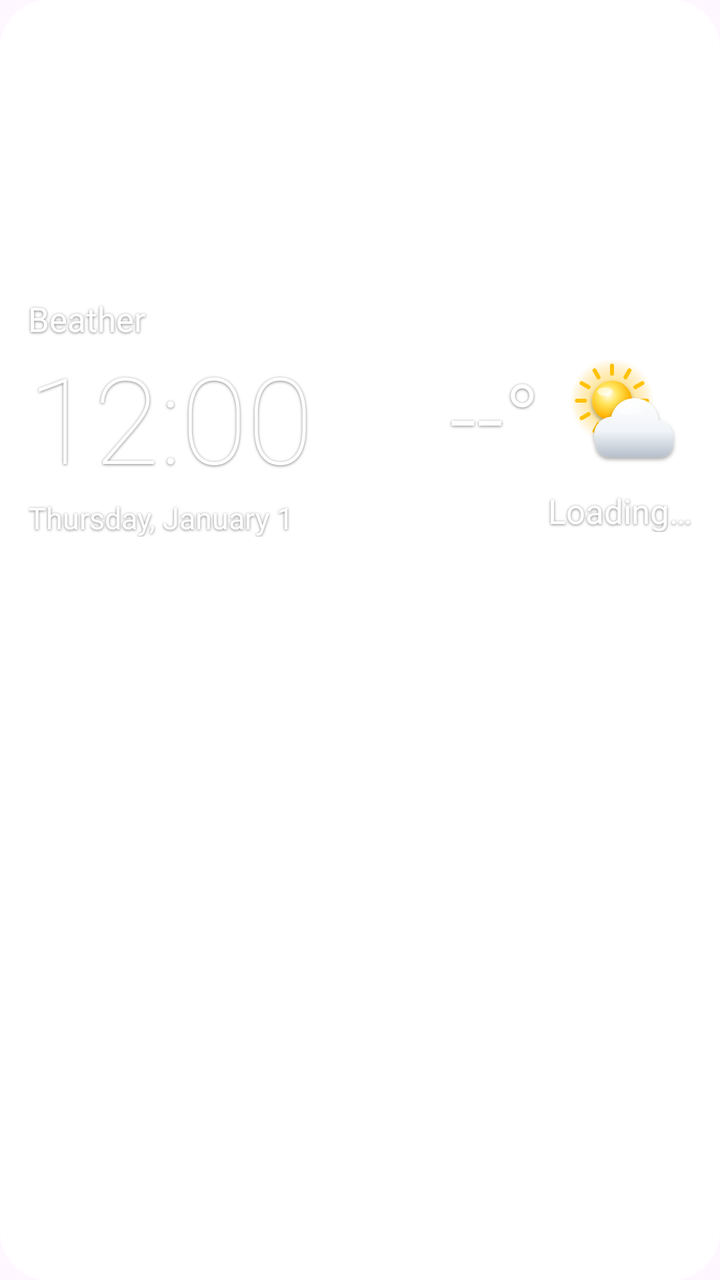
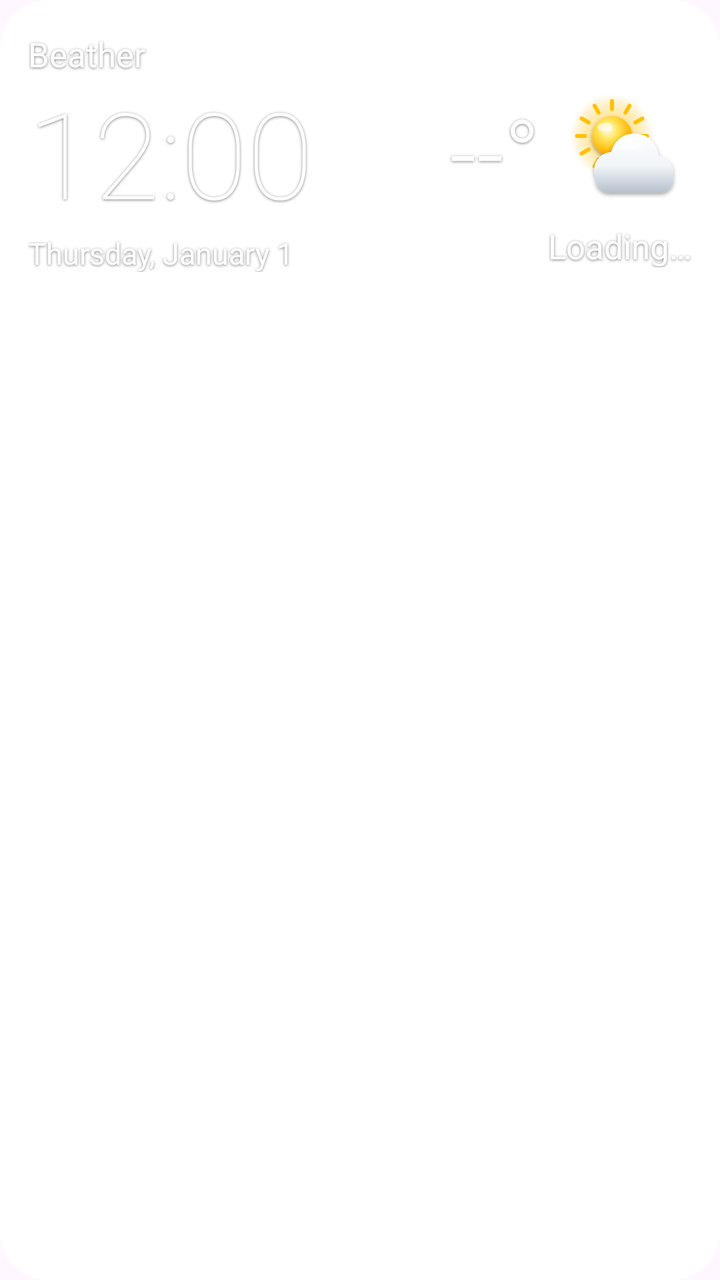

The first picture is an Android layout as it rendered before a commit; the second is the same layout after the commit. The layout source and the unified diff follow.
<!-- AndroidManifest.xml: application theme Theme.Beather -->
<!-- res/layout/widget_main.xml -->
<?xml version="1.0" encoding="utf-8"?>
<FrameLayout xmlns:android="http://schemas.android.com/apk/res/android"
    android:id="@+id/root"
    android:layout_width="match_parent"
    android:layout_height="match_parent">
    <ImageView
        android:id="@+id/bg"
        android:layout_width="match_parent"
        android:layout_height="match_parent"
        android:scaleType="fitXY"
        android:src="@drawable/bg_solid_r24"
        android:contentDescription="@null" />
    <LinearLayout
        android:id="@+id/content"
        android:layout_width="match_parent"
        android:layout_height="wrap_content"
        android:layout_gravity="center_vertical"
        android:orientation="vertical"
        android:padding="14dp">
        <LinearLayout android:id="@+id/header" android:layout_width="match_parent" android:layout_height="wrap_content"
            android:gravity="center_vertical" android:orientation="horizontal">
            <TextView android:id="@+id/loc_name" android:layout_height="wrap_content" android:text="@string/app_name" android:textColor="#FFFFFF" android:textSize="17sp" android:includeFontPadding="false" android:shadowColor="#80000000" android:shadowDy="1" android:shadowRadius="3" android:layout_width="0dp" android:layout_weight="1" android:maxLines="1" android:ellipsize="end"/>
            <LinearLayout android:id="@+id/alarm_group" android:layout_width="wrap_content" android:layout_height="wrap_content"
                android:gravity="center_vertical" android:orientation="horizontal" android:visibility="gone">
                <ImageView android:id="@+id/alarm_icon" android:layout_width="16dp" android:layout_height="16dp" android:scaleType="fitCenter" android:contentDescription="@null" android:src="@drawable/ic_alarm" android:layout_marginEnd="6dp"/>
                <TextView android:id="@+id/alarm_text" android:layout_width="wrap_content" android:layout_height="wrap_content" android:text="" android:textColor="#FFFFFF" android:textSize="15sp" android:includeFontPadding="false" android:shadowColor="#80000000" android:shadowDy="1" android:shadowRadius="3" />
            </LinearLayout>
            <TextView android:id="@+id/updated" android:layout_width="wrap_content" android:layout_height="wrap_content" android:text="" android:textSize="11sp" android:includeFontPadding="false" android:shadowColor="#80000000" android:shadowDy="1" android:shadowRadius="3" android:layout_marginStart="8dp" android:textColor="#B3FFFFFF"/>
            <ImageView android:id="@+id/refresh" android:layout_width="28dp" android:layout_height="28dp" android:scaleType="fitCenter" android:contentDescription="@null" android:padding="5dp" android:src="@drawable/ic_refresh"/>
        </LinearLayout>

        <LinearLayout android:id="@+id/cal_g_row" android:layout_width="match_parent" android:layout_height="wrap_content"
            android:layout_marginTop="3dp" android:gravity="center_vertical" android:orientation="horizontal" android:visibility="gone">
            <ImageView android:id="@+id/cal_g_icon" android:layout_width="15dp" android:layout_height="15dp" android:scaleType="fitCenter" android:contentDescription="@null" android:src="@drawable/ic_event" android:layout_marginEnd="7dp"/>
            <TextView android:id="@+id/cal_g_text" android:layout_height="wrap_content" android:text="" android:textColor="#FFFFFF" android:textSize="15sp" android:includeFontPadding="false" android:shadowColor="#80000000" android:shadowDy="1" android:shadowRadius="3" android:layout_width="0dp" android:layout_weight="1" android:maxLines="1" android:ellipsize="end"/>
        </LinearLayout>

        <LinearLayout android:id="@+id/cal_o_row" android:layout_width="match_parent" android:layout_height="wrap_content"
            android:layout_marginTop="3dp" android:gravity="center_vertical" android:orientation="horizontal" android:visibility="gone">
            <ImageView android:id="@+id/cal_o_icon" android:layout_width="15dp" android:layout_height="15dp" android:scaleType="fitCenter" android:contentDescription="@null" android:src="@drawable/ic_event" android:layout_marginEnd="7dp"/>
            <TextView android:id="@+id/cal_o_text" android:layout_height="wrap_content" android:text="" android:textColor="#FFFFFF" android:textSize="15sp" android:includeFontPadding="false" android:shadowColor="#80000000" android:shadowDy="1" android:shadowRadius="3" android:layout_width="0dp" android:layout_weight="1" android:maxLines="1" android:ellipsize="end"/>
        </LinearLayout>

        <LinearLayout android:id="@+id/main_row" android:layout_width="match_parent" android:layout_height="wrap_content"
            android:layout_marginTop="2dp" android:gravity="center_vertical" android:orientation="horizontal">
            <LinearLayout android:id="@+id/clock_group" android:layout_width="0dp" android:layout_height="wrap_content"
                android:layout_weight="1" android:orientation="vertical">
                <TextClock android:id="@+id/clock_0" android:layout_width="wrap_content" android:layout_height="wrap_content"
            android:format12Hour="h:mm" android:format24Hour="H:mm" android:fontFamily="sans-serif-thin" android:includeFontPadding="false"
            android:textColor="#FFFFFF" android:textSize="60sp" android:shadowColor="#80000000" android:shadowDy="1" android:shadowRadius="3" android:visibility="visible"/>
                <TextClock android:id="@+id/clock_1" android:layout_width="wrap_content" android:layout_height="wrap_content"
            android:format12Hour="h:mm" android:format24Hour="H:mm" android:fontFamily="sans-serif-light" android:includeFontPadding="false"
            android:textColor="#FFFFFF" android:textSize="60sp" android:shadowColor="#80000000" android:shadowDy="1" android:shadowRadius="3" android:visibility="gone"/>
                <TextClock android:id="@+id/clock_2" android:layout_width="wrap_content" android:layout_height="wrap_content"
            android:format12Hour="h:mm" android:format24Hour="H:mm" android:fontFamily="sans-serif" android:includeFontPadding="false"
            android:textColor="#FFFFFF" android:textSize="60sp" android:shadowColor="#80000000" android:shadowDy="1" android:shadowRadius="3" android:visibility="gone"/>
                <TextClock android:id="@+id/clock_3" android:layout_width="wrap_content" android:layout_height="wrap_content"
            android:format12Hour="h:mm" android:format24Hour="H:mm" android:fontFamily="sans-serif-medium" android:includeFontPadding="false"
            android:textColor="#FFFFFF" android:textSize="60sp" android:shadowColor="#80000000" android:shadowDy="1" android:shadowRadius="3" android:visibility="gone"/>
                <TextClock android:id="@+id/date_text" android:layout_width="wrap_content" android:layout_height="wrap_content"
                    android:layout_marginTop="4dp" android:format12Hour="@string/date_format" android:format24Hour="@string/date_format"
                    android:includeFontPadding="false" android:textColor="#FFFFFF" android:textSize="15sp" android:shadowColor="#80000000" android:shadowDy="1" android:shadowRadius="3"/>
            </LinearLayout>
            <LinearLayout android:id="@+id/cur_group" android:layout_width="wrap_content" android:layout_height="wrap_content"
                android:gravity="end" android:orientation="vertical">
                <LinearLayout android:layout_width="wrap_content" android:layout_height="wrap_content"
                    android:gravity="center_vertical" android:orientation="horizontal">
                    <TextView android:id="@+id/cur_temp" android:layout_width="wrap_content" android:layout_height="wrap_content" android:text="--°" android:textColor="#FFFFFF" android:textSize="48sp" android:includeFontPadding="false" android:shadowColor="#80000000" android:shadowDy="1" android:shadowRadius="3" android:fontFamily="sans-serif-light"/>
                    <LinearLayout android:layout_width="wrap_content" android:layout_height="wrap_content"
                        android:layout_marginStart="4dp" android:gravity="end" android:orientation="vertical">
                        <TextView android:id="@+id/cur_max" android:layout_width="wrap_content" android:layout_height="wrap_content" android:text="" android:textColor="#FFFFFF" android:textSize="18sp" android:includeFontPadding="false" android:shadowColor="#80000000" android:shadowDy="1" android:shadowRadius="3" />
                        <TextView android:id="@+id/cur_min" android:layout_width="wrap_content" android:layout_height="wrap_content" android:text="" android:textColor="#FFFFFF" android:textSize="18sp" android:includeFontPadding="false" android:shadowColor="#80000000" android:shadowDy="1" android:shadowRadius="3" android:layout_marginTop="2dp"/>
                    </LinearLayout>
                    <ImageView android:id="@+id/cur_icon" android:layout_width="64dp" android:layout_height="64dp" android:scaleType="fitCenter" android:contentDescription="@null" android:layout_marginStart="8dp" android:src="@drawable/ic_w_partly_day"/>
                </LinearLayout>
                <TextView android:id="@+id/cur_desc" android:layout_width="wrap_content" android:layout_height="wrap_content" android:text="@string/loading" android:textColor="#FFFFFF" android:textSize="17sp" android:includeFontPadding="false" android:shadowColor="#80000000" android:shadowDy="1" android:shadowRadius="3" android:layout_marginTop="4dp" android:maxLines="1" android:ellipsize="end"/>
            </LinearLayout>
        </LinearLayout>

        <TextView android:id="@+id/cur_details" android:layout_width="wrap_content" android:layout_height="wrap_content" android:text="" android:textSize="12sp" android:includeFontPadding="false" android:shadowColor="#80000000" android:shadowDy="1" android:shadowRadius="3" android:layout_marginTop="6dp" android:maxLines="2" android:ellipsize="end" android:textColor="#CCFFFFFF"/>

        <LinearLayout android:id="@+id/hourly_row" android:layout_width="match_parent" android:layout_height="wrap_content"
            android:layout_marginTop="8dp" android:background="@drawable/widget_row_bg" android:orientation="horizontal"
            android:paddingTop="5dp" android:paddingBottom="5dp">
            <LinearLayout android:layout_width="0dp" android:layout_height="wrap_content" android:layout_weight="1"
                android:gravity="center_horizontal" android:orientation="vertical">
                <TextView android:id="@+id/h0_time" android:layout_width="wrap_content" android:layout_height="wrap_content" android:text="" android:textColor="#FFFFFF" android:textSize="12sp" android:includeFontPadding="false" android:shadowColor="#80000000" android:shadowDy="1" android:shadowRadius="3" />
                <ImageView android:id="@+id/h0_icon" android:layout_width="30dp" android:layout_height="30dp" android:scaleType="fitCenter" android:contentDescription="@null" android:layout_marginTop="2dp" android:layout_marginBottom="2dp"/>
                <TextView android:id="@+id/h0_temp" android:layout_width="wrap_content" android:layout_height="wrap_content" android:text="" android:textColor="#FFFFFF" android:textSize="13sp" android:includeFontPadding="false" android:shadowColor="#80000000" android:shadowDy="1" android:shadowRadius="3" />
                <TextView android:id="@+id/h0_pop" android:layout_width="wrap_content" android:layout_height="wrap_content" android:text="" android:textSize="11sp" android:includeFontPadding="false" android:shadowColor="#80000000" android:shadowDy="1" android:shadowRadius="3" android:textColor="#90CAF9"/>
            </LinearLayout>
            <LinearLayout android:layout_width="0dp" android:layout_height="wrap_content" android:layout_weight="1"
                android:gravity="center_horizontal" android:orientation="vertical">
                <TextView android:id="@+id/h1_time" android:layout_width="wrap_content" android:layout_height="wrap_content" android:text="" android:textColor="#FFFFFF" android:textSize="12sp" android:includeFontPadding="false" android:shadowColor="#80000000" android:shadowDy="1" android:shadowRadius="3" />
                <ImageView android:id="@+id/h1_icon" android:layout_width="30dp" android:layout_height="30dp" android:scaleType="fitCenter" android:contentDescription="@null" android:layout_marginTop="2dp" android:layout_marginBottom="2dp"/>
                <TextView android:id="@+id/h1_temp" android:layout_width="wrap_content" android:layout_height="wrap_content" android:text="" android:textColor="#FFFFFF" android:textSize="13sp" android:includeFontPadding="false" android:shadowColor="#80000000" android:shadowDy="1" android:shadowRadius="3" />
                <TextView android:id="@+id/h1_pop" android:layout_width="wrap_content" android:layout_height="wrap_content" android:text="" android:textSize="11sp" android:includeFontPadding="false" android:shadowColor="#80000000" android:shadowDy="1" android:shadowRadius="3" android:textColor="#90CAF9"/>
            </LinearLayout>
            <LinearLayout android:layout_width="0dp" android:layout_height="wrap_content" android:layout_weight="1"
                android:gravity="center_horizontal" android:orientation="vertical">
                <TextView android:id="@+id/h2_time" android:layout_width="wrap_content" android:layout_height="wrap_content" android:text="" android:textColor="#FFFFFF" android:textSize="12sp" android:includeFontPadding="false" android:shadowColor="#80000000" android:shadowDy="1" android:shadowRadius="3" />
                <ImageView android:id="@+id/h2_icon" android:layout_width="30dp" android:layout_height="30dp" android:scaleType="fitCenter" android:contentDescription="@null" android:layout_marginTop="2dp" android:layout_marginBottom="2dp"/>
                <TextView android:id="@+id/h2_temp" android:layout_width="wrap_content" android:layout_height="wrap_content" android:text="" android:textColor="#FFFFFF" android:textSize="13sp" android:includeFontPadding="false" android:shadowColor="#80000000" android:shadowDy="1" android:shadowRadius="3" />
                <TextView android:id="@+id/h2_pop" android:layout_width="wrap_content" android:layout_height="wrap_content" android:text="" android:textSize="11sp" android:includeFontPadding="false" android:shadowColor="#80000000" android:shadowDy="1" android:shadowRadius="3" android:textColor="#90CAF9"/>
            </LinearLayout>
            <LinearLayout android:layout_width="0dp" android:layout_height="wrap_content" android:layout_weight="1"
                android:gravity="center_horizontal" android:orientation="vertical">
                <TextView android:id="@+id/h3_time" android:layout_width="wrap_content" android:layout_height="wrap_content" android:text="" android:textColor="#FFFFFF" android:textSize="12sp" android:includeFontPadding="false" android:shadowColor="#80000000" android:shadowDy="1" android:shadowRadius="3" />
                <ImageView android:id="@+id/h3_icon" android:layout_width="30dp" android:layout_height="30dp" android:scaleType="fitCenter" android:contentDescription="@null" android:layout_marginTop="2dp" android:layout_marginBottom="2dp"/>
                <TextView android:id="@+id/h3_temp" android:layout_width="wrap_content" android:layout_height="wrap_content" android:text="" android:textColor="#FFFFFF" android:textSize="13sp" android:includeFontPadding="false" android:shadowColor="#80000000" android:shadowDy="1" android:shadowRadius="3" />
                <TextView android:id="@+id/h3_pop" android:layout_width="wrap_content" android:layout_height="wrap_content" android:text="" android:textSize="11sp" android:includeFontPadding="false" android:shadowColor="#80000000" android:shadowDy="1" android:shadowRadius="3" android:textColor="#90CAF9"/>
            </LinearLayout>
            <LinearLayout android:layout_width="0dp" android:layout_height="wrap_content" android:layout_weight="1"
                android:gravity="center_horizontal" android:orientation="vertical">
                <TextView android:id="@+id/h4_time" android:layout_width="wrap_content" android:layout_height="wrap_content" android:text="" android:textColor="#FFFFFF" android:textSize="12sp" android:includeFontPadding="false" android:shadowColor="#80000000" android:shadowDy="1" android:shadowRadius="3" />
                <ImageView android:id="@+id/h4_icon" android:layout_width="30dp" android:layout_height="30dp" android:scaleType="fitCenter" android:contentDescription="@null" android:layout_marginTop="2dp" android:layout_marginBottom="2dp"/>
                <TextView android:id="@+id/h4_temp" android:layout_width="wrap_content" android:layout_height="wrap_content" android:text="" android:textColor="#FFFFFF" android:textSize="13sp" android:includeFontPadding="false" android:shadowColor="#80000000" android:shadowDy="1" android:shadowRadius="3" />
                <TextView android:id="@+id/h4_pop" android:layout_width="wrap_content" android:layout_height="wrap_content" android:text="" android:textSize="11sp" android:includeFontPadding="false" android:shadowColor="#80000000" android:shadowDy="1" android:shadowRadius="3" android:textColor="#90CAF9"/>
            </LinearLayout>
            <LinearLayout android:layout_width="0dp" android:layout_height="wrap_content" android:layout_weight="1"
                android:gravity="center_horizontal" android:orientation="vertical">
                <TextView android:id="@+id/h5_time" android:layout_width="wrap_content" android:layout_height="wrap_content" android:text="" android:textColor="#FFFFFF" android:textSize="12sp" android:includeFontPadding="false" android:shadowColor="#80000000" android:shadowDy="1" android:shadowRadius="3" />
                <ImageView android:id="@+id/h5_icon" android:layout_width="30dp" android:layout_height="30dp" android:scaleType="fitCenter" android:contentDescription="@null" android:layout_marginTop="2dp" android:layout_marginBottom="2dp"/>
                <TextView android:id="@+id/h5_temp" android:layout_width="wrap_content" android:layout_height="wrap_content" android:text="" android:textColor="#FFFFFF" android:textSize="13sp" android:includeFontPadding="false" android:shadowColor="#80000000" android:shadowDy="1" android:shadowRadius="3" />
                <TextView android:id="@+id/h5_pop" android:layout_width="wrap_content" android:layout_height="wrap_content" android:text="" android:textSize="11sp" android:includeFontPadding="false" android:shadowColor="#80000000" android:shadowDy="1" android:shadowRadius="3" android:textColor="#90CAF9"/>
            </LinearLayout>
        </LinearLayout>

        <LinearLayout android:id="@+id/days_row" android:layout_width="match_parent" android:layout_height="wrap_content"
            android:layout_marginTop="10dp" android:orientation="horizontal">
            <LinearLayout android:id="@+id/d0_cell" android:layout_width="0dp" android:layout_height="wrap_content" android:layout_weight="1"
                android:gravity="center_horizontal" android:orientation="vertical" android:paddingTop="2dp" android:paddingBottom="2dp">
                <TextView android:id="@+id/d0_name" android:layout_width="wrap_content" android:layout_height="wrap_content" android:text="" android:textColor="#FFFFFF" android:textSize="14sp" android:includeFontPadding="false" android:shadowColor="#80000000" android:shadowDy="1" android:shadowRadius="3" />
                <ImageView android:id="@+id/d0_icon" android:layout_width="40dp" android:layout_height="40dp" android:scaleType="fitCenter" android:contentDescription="@null" android:layout_marginTop="3dp" android:layout_marginBottom="3dp"/>
                <TextView android:id="@+id/d0_temp" android:layout_width="wrap_content" android:layout_height="wrap_content" android:text="" android:textColor="#FFFFFF" android:textSize="15sp" android:includeFontPadding="false" android:shadowColor="#80000000" android:shadowDy="1" android:shadowRadius="3" />
            </LinearLayout>
            <LinearLayout android:id="@+id/d1_cell" android:layout_width="0dp" android:layout_height="wrap_content" android:layout_weight="1"
                android:gravity="center_horizontal" android:orientation="vertical" android:paddingTop="2dp" android:paddingBottom="2dp">
                <TextView android:id="@+id/d1_name" android:layout_width="wrap_content" android:layout_height="wrap_content" android:text="" android:textColor="#FFFFFF" android:textSize="14sp" android:includeFontPadding="false" android:shadowColor="#80000000" android:shadowDy="1" android:shadowRadius="3" />
                <ImageView android:id="@+id/d1_icon" android:layout_width="40dp" android:layout_height="40dp" android:scaleType="fitCenter" android:contentDescription="@null" android:layout_marginTop="3dp" android:layout_marginBottom="3dp"/>
                <TextView android:id="@+id/d1_temp" android:layout_width="wrap_content" android:layout_height="wrap_content" android:text="" android:textColor="#FFFFFF" android:textSize="15sp" android:includeFontPadding="false" android:shadowColor="#80000000" android:shadowDy="1" android:shadowRadius="3" />
            </LinearLayout>
            <LinearLayout android:id="@+id/d2_cell" android:layout_width="0dp" android:layout_height="wrap_content" android:layout_weight="1"
                android:gravity="center_horizontal" android:orientation="vertical" android:paddingTop="2dp" android:paddingBottom="2dp">
                <TextView android:id="@+id/d2_name" android:layout_width="wrap_content" android:layout_height="wrap_content" android:text="" android:textColor="#FFFFFF" android:textSize="14sp" android:includeFontPadding="false" android:shadowColor="#80000000" android:shadowDy="1" android:shadowRadius="3" />
                <ImageView android:id="@+id/d2_icon" android:layout_width="40dp" android:layout_height="40dp" android:scaleType="fitCenter" android:contentDescription="@null" android:layout_marginTop="3dp" android:layout_marginBottom="3dp"/>
                <TextView android:id="@+id/d2_temp" android:layout_width="wrap_content" android:layout_height="wrap_content" android:text="" android:textColor="#FFFFFF" android:textSize="15sp" android:includeFontPadding="false" android:shadowColor="#80000000" android:shadowDy="1" android:shadowRadius="3" />
            </LinearLayout>
            <LinearLayout android:id="@+id/d3_cell" android:layout_width="0dp" android:layout_height="wrap_content" android:layout_weight="1"
                android:gravity="center_horizontal" android:orientation="vertical" android:paddingTop="2dp" android:paddingBottom="2dp">
                <TextView android:id="@+id/d3_name" android:layout_width="wrap_content" android:layout_height="wrap_content" android:text="" android:textColor="#FFFFFF" android:textSize="14sp" android:includeFontPadding="false" android:shadowColor="#80000000" android:shadowDy="1" android:shadowRadius="3" />
                <ImageView android:id="@+id/d3_icon" android:layout_width="40dp" android:layout_height="40dp" android:scaleType="fitCenter" android:contentDescription="@null" android:layout_marginTop="3dp" android:layout_marginBottom="3dp"/>
                <TextView android:id="@+id/d3_temp" android:layout_width="wrap_content" android:layout_height="wrap_content" android:text="" android:textColor="#FFFFFF" android:textSize="15sp" android:includeFontPadding="false" android:shadowColor="#80000000" android:shadowDy="1" android:shadowRadius="3" />
            </LinearLayout>
            <LinearLayout android:id="@+id/d4_cell" android:layout_width="0dp" android:layout_height="wrap_content" android:layout_weight="1"
                android:gravity="center_horizontal" android:orientation="vertical" android:paddingTop="2dp" android:paddingBottom="2dp">
                <TextView android:id="@+id/d4_name" android:layout_width="wrap_content" android:layout_height="wrap_content" android:text="" android:textColor="#FFFFFF" android:textSize="14sp" android:includeFontPadding="false" android:shadowColor="#80000000" android:shadowDy="1" android:shadowRadius="3" />
                <ImageView android:id="@+id/d4_icon" android:layout_width="40dp" android:layout_height="40dp" android:scaleType="fitCenter" android:contentDescription="@null" android:layout_marginTop="3dp" android:layout_marginBottom="3dp"/>
                <TextView android:id="@+id/d4_temp" android:layout_width="wrap_content" android:layout_height="wrap_content" android:text="" android:textColor="#FFFFFF" android:textSize="15sp" android:includeFontPadding="false" android:shadowColor="#80000000" android:shadowDy="1" android:shadowRadius="3" />
            </LinearLayout>
            <LinearLayout android:id="@+id/d5_cell" android:layout_width="0dp" android:layout_height="wrap_content" android:layout_weight="1"
                android:gravity="center_horizontal" android:orientation="vertical" android:paddingTop="2dp" android:paddingBottom="2dp">
                <TextView android:id="@+id/d5_name" android:layout_width="wrap_content" android:layout_height="wrap_content" android:text="" android:textColor="#FFFFFF" android:textSize="14sp" android:includeFontPadding="false" android:shadowColor="#80000000" android:shadowDy="1" android:shadowRadius="3" />
                <ImageView android:id="@+id/d5_icon" android:layout_width="40dp" android:layout_height="40dp" android:scaleType="fitCenter" android:contentDescription="@null" android:layout_marginTop="3dp" android:layout_marginBottom="3dp"/>
                <TextView android:id="@+id/d5_temp" android:layout_width="wrap_content" android:layout_height="wrap_content" android:text="" android:textColor="#FFFFFF" android:textSize="15sp" android:includeFontPadding="false" android:shadowColor="#80000000" android:shadowDy="1" android:shadowRadius="3" />
            </LinearLayout>
            <LinearLayout android:id="@+id/d6_cell" android:layout_width="0dp" android:layout_height="wrap_content" android:layout_weight="1"
                android:gravity="center_horizontal" android:orientation="vertical" android:paddingTop="2dp" android:paddingBottom="2dp">
                <TextView android:id="@+id/d6_name" android:layout_width="wrap_content" android:layout_height="wrap_content" android:text="" android:textColor="#FFFFFF" android:textSize="14sp" android:includeFontPadding="false" android:shadowColor="#80000000" android:shadowDy="1" android:shadowRadius="3" />
                <ImageView android:id="@+id/d6_icon" android:layout_width="40dp" android:layout_height="40dp" android:scaleType="fitCenter" android:contentDescription="@null" android:layout_marginTop="3dp" android:layout_marginBottom="3dp"/>
                <TextView android:id="@+id/d6_temp" android:layout_width="wrap_content" android:layout_height="wrap_content" android:text="" android:textColor="#FFFFFF" android:textSize="15sp" android:includeFontPadding="false" android:shadowColor="#80000000" android:shadowDy="1" android:shadowRadius="3" />
            </LinearLayout>
        </LinearLayout>

        <TextView android:id="@+id/source" android:layout_height="wrap_content" android:text="" android:textSize="9sp" android:includeFontPadding="false" android:shadowColor="#80000000" android:shadowDy="1" android:shadowRadius="3" android:layout_width="match_parent" android:layout_marginTop="6dp" android:gravity="end" android:maxLines="1" android:ellipsize="end" android:textColor="#80FFFFFF"/>
    </LinearLayout>
</FrameLayout>
<!-- resources referenced by this layout -->
<resources>
  <!-- drawable bg_solid_r24 (drawable) -->
  <shape xmlns:android="http://schemas.android.com/apk/res/android" android:shape="rectangle">
      <solid android:color="#FFFFFF" />
      <corners android:radius="24dp" />
  </shape>
  <!-- drawable ic_alarm (drawable) -->
  <vector xmlns:android="http://schemas.android.com/apk/res/android" android:width="24dp" android:height="24dp" android:viewportWidth="24" android:viewportHeight="24">
      <path android:fillColor="#FFFFFFFF" android:pathData="M22,5.72l-4.6,-3.86 -1.29,1.53 4.6,3.86L22,5.72zM7.88,3.39L6.6,1.86 2,5.71l1.29,1.53 4.59,-3.85zM12.5,8L11,8v6l4.75,2.85 0.75,-1.23 -4,-2.37L12.5,8zM12,4c-4.97,0 -9,4.03 -9,9s4.02,9 9,9c4.97,0 9,-4.03 9,-9s-4.03,-9 -9,-9zM12,20c-3.87,0 -7,-3.13 -7,-7s3.13,-7 7,-7 7,3.13 7,7 -3.13,7 -7,7z"/>
  </vector>
  <!-- drawable ic_event (drawable) -->
  <vector xmlns:android="http://schemas.android.com/apk/res/android" android:width="24dp" android:height="24dp" android:viewportWidth="24" android:viewportHeight="24">
      <path android:fillColor="#FFFFFFFF" android:pathData="M19,4h-1V2h-2v2H8V2H6v2H5C3.89,4 3.01,4.9 3.01,6L3,20c0,1.1 0.89,2 2,2h14c1.1,0 2,-0.9 2,-2V6C21,4.9 20.1,4 19,4zM19,20H5V10h14V20zM12,13h5v5h-5z"/>
  </vector>
  <!-- drawable ic_refresh (drawable) -->
  <vector xmlns:android="http://schemas.android.com/apk/res/android" android:width="24dp" android:height="24dp" android:viewportWidth="24" android:viewportHeight="24">
      <path android:fillColor="#FFFFFFFF" android:pathData="M17.65,6.35C16.2,4.9 14.21,4 12,4c-4.42,0 -7.99,3.58 -7.99,8s3.57,8 7.99,8c3.73,0 6.84,-2.55 7.73,-6h-2.08c-0.82,2.33 -3.04,4 -5.65,4 -3.31,0 -6,-2.69 -6,-6s2.69,-6 6,-6c1.66,0 3.14,0.69 4.22,1.78L13,11h7V4l-2.35,2.35z"/>
  </vector>
  <!-- drawable ic_w_partly_day: png bitmap (drawable-nodpi, 33942 bytes) -->
  <!-- drawable widget_row_bg (drawable) -->
  <shape xmlns:android="http://schemas.android.com/apk/res/android" android:shape="rectangle">
      <solid android:color="#1FFFFFFF" />
      <corners android:radius="14dp" />
  </shape>
  <string name="app_name" translatable="false">Beather</string>
  <string name="date_format" translatable="false">EEEE, MMMM d</string>
  <string name="loading">Loading…</string>
  <style name="Theme.Beather" parent="Theme.Material3.DayNight.NoActionBar">
          <item name="colorPrimary">@color/beather_blue</item>
          <item name="colorSecondary">@color/beather_blue</item>
      </style>
  <color name="beather_blue">#1E88E5</color>
</resources>

<!-- the commit's change to res/layout/widget_main.xml (unified diff, before → after) -->
@@ -13,8 +13,8 @@
     <LinearLayout
         android:id="@+id/content"
         android:layout_width="match_parent"
-        android:layout_height="wrap_content"
-        android:layout_gravity="center_vertical"
+        android:layout_height="match_parent"
+        android:gravity="top"
         android:orientation="vertical"
         android:padding="14dp">
         <LinearLayout android:id="@+id/header" android:layout_width="match_parent" android:layout_height="wrap_content"
